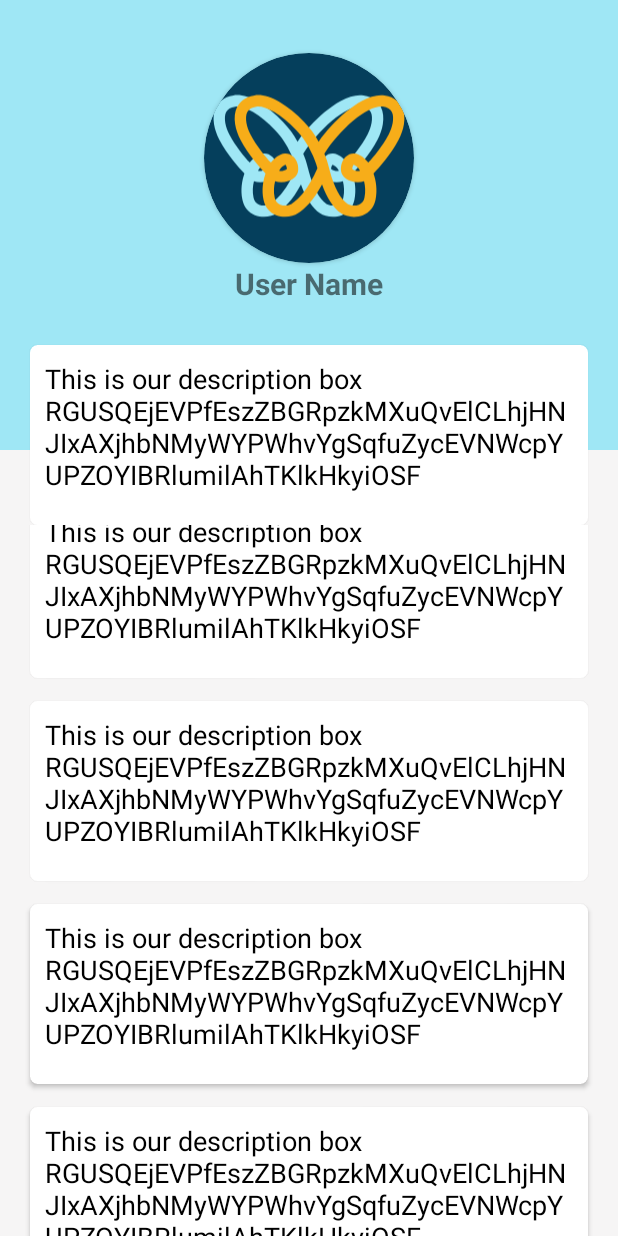
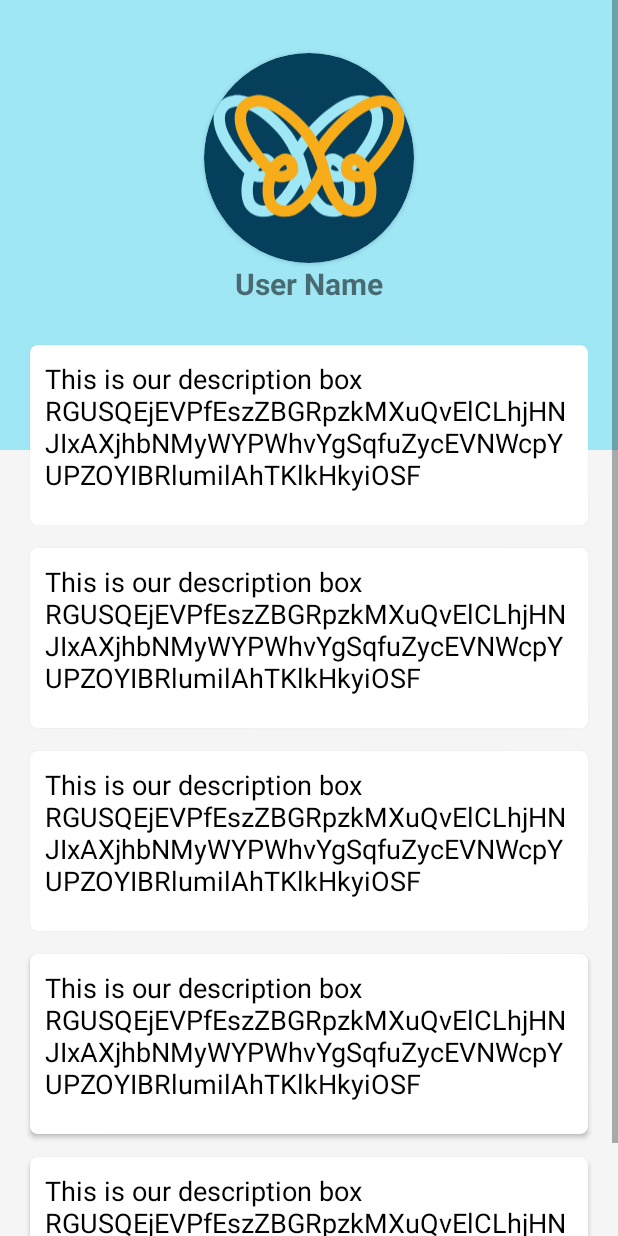
Before and after one commit to AC159/Soen-490-Papilio, an Android app: the layout activity_user_profile.xml on its own in the app's theme, with its tools: preview values and no code run, on a phone screen of 412 x 824 dp. Run offline under Robolectric (Android 15) with nearby library versions, the phone set to English and light mode, and no system bars.

Commit message:
PAPILIO-7 The user profile page is now scrollable

```diff
--- a/app/src/main/res/layout/activity_user_profile.xml
+++ b/app/src/main/res/layout/activity_user_profile.xml
@@ -1,33 +1,11 @@
 <?xml version="1.0" encoding="utf-8"?>
-<!--<ScrollView xmlns:android="http://schemas.android.com/apk/res/android"-->
-<!--xmlns:app="http://schemas.android.com/apk/res-auto"-->
-<!--xmlns:tools="http://schemas.android.com/tools"-->
-<!--android:layout_width="match_parent"-->
-<!--    android:layout_height="match_parent" >-->
-
-<!--    <androidx.constraintlayout.widget.ConstraintLayout-->
-<!--        android:layout_width="match_parent"-->
-<!--        android:layout_height="wrap_content"-->
-<!--        android:visibility="visible"-->
-<!--        android:orientation="vertical"-->
-<!--        tools:context=".view.userProfileActivity"-->
-<!--        tools:visibility="visible">-->
-
-<!--        <LinearLayout-->
-<!--            android:layout_width="fill_parent"-->
-<!--            android:layout_height="fill_parent"-->
-<!--            android:orientation="vertical"-->
-<!--            android:gravity="center"-->
-<!--            android:background="@color/orange"-->
-<!--            tools:ignore="MissingConstraints">-->
-
-<!--        </LinearLayout>-->
-<!--    </androidx.constraintlayout.widget.ConstraintLayout>-->
-<!--    </ScrollView>-->
-
-    <LinearLayout xmlns:android="http://schemas.android.com/apk/res/android"
+<ScrollView xmlns:android="http://schemas.android.com/apk/res/android"
     xmlns:app="http://schemas.android.com/apk/res-auto"
     xmlns:tools="http://schemas.android.com/tools"
+    android:layout_width="match_parent"
+    android:layout_height="match_parent">
+
+    <LinearLayout
         android:layout_width="match_parent"
         android:layout_height="match_parent"
         android:orientation="vertical"
@@ -190,3 +168,5 @@
         </LinearLayout>
 
     </LinearLayout>
+
+</ScrollView>
```
Lines whose indentation alone changed are shown as unchanged.
